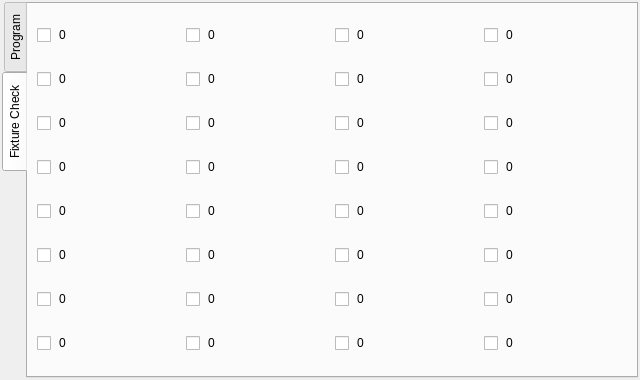
This is hcinstruction/ichcinstructionpageframe.ui in GaussCheng/2-5AxisPunch as Qt 5 draws it before an edit. The edited form follows.
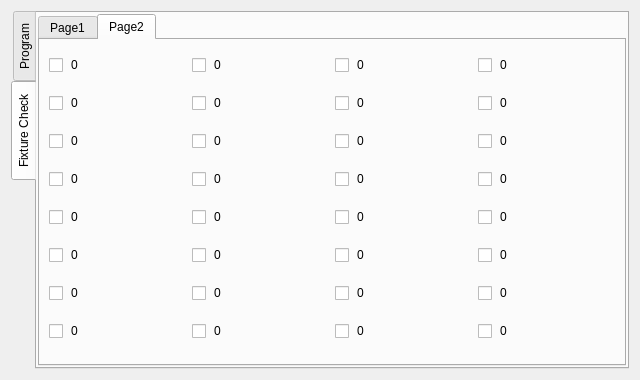
This is the edited form. The open tabs and pages were chosen to show the change. Icons and pictures are not drawn.

Patch:
```diff
--- a/hcinstruction/ichcinstructionpageframe.ui
+++ b/hcinstruction/ichcinstructionpageframe.ui
@@ -27,15 +27,9 @@
   <property name="frameShadow">
    <enum>QFrame::Plain</enum>
   </property>
+  <layout class="QGridLayout" name="gridLayout">
+   <item row="0" column="0">
   <widget class="QTabWidget" name="tabWidget">
-   <property name="geometry">
-    <rect>
-     <x>2</x>
-     <y>2</y>
-     <width>636</width>
-     <height>376</height>
-    </rect>
-   </property>
    <property name="tabPosition">
     <enum>QTabWidget::West</enum>
    </property>
@@ -690,7 +684,32 @@
     <attribute name="title">
      <string>Fixture Check</string>
     </attribute>
-    <layout class="QGridLayout" name="gridLayout">
+      <layout class="QVBoxLayout" name="verticalLayout">
+       <property name="spacing">
+        <number>2</number>
+       </property>
+       <property name="leftMargin">
+        <number>1</number>
+       </property>
+       <property name="topMargin">
+        <number>1</number>
+       </property>
+       <property name="rightMargin">
+        <number>1</number>
+       </property>
+       <property name="bottomMargin">
+        <number>1</number>
+       </property>
+       <item>
+        <widget class="QTabWidget" name="tabWidget_2">
+         <property name="currentIndex">
+          <number>0</number>
+         </property>
+         <widget class="QWidget" name="tab">
+          <attribute name="title">
+           <string>Page1</string>
+          </attribute>
+          <layout class="QGridLayout" name="gridLayout_3">
      <item row="0" column="0">
       <widget class="QCheckBox" name="check0">
        <property name="text">
@@ -917,7 +936,244 @@
      </item>
     </layout>
    </widget>
-  </widget>
+         <widget class="QWidget" name="tab_2">
+          <attribute name="title">
+           <string>Page2</string>
+          </attribute>
+          <layout class="QGridLayout" name="gridLayout_2">
+           <item row="0" column="0">
+            <widget class="QCheckBox" name="check32">
+             <property name="text">
+              <string>0</string>
+             </property>
+            </widget>
+           </item>
+           <item row="0" column="1">
+            <widget class="QCheckBox" name="check40">
+             <property name="text">
+              <string>0</string>
+             </property>
+            </widget>
+           </item>
+           <item row="0" column="2">
+            <widget class="QCheckBox" name="check48">
+             <property name="text">
+              <string>0</string>
+             </property>
+            </widget>
+           </item>
+           <item row="0" column="3">
+            <widget class="QCheckBox" name="check56">
+             <property name="text">
+              <string>0</string>
+             </property>
+            </widget>
+           </item>
+           <item row="1" column="0">
+            <widget class="QCheckBox" name="check33">
+             <property name="text">
+              <string>0</string>
+             </property>
+            </widget>
+           </item>
+           <item row="1" column="1">
+            <widget class="QCheckBox" name="check41">
+             <property name="text">
+              <string>0</string>
+             </property>
+            </widget>
+           </item>
+           <item row="1" column="2">
+            <widget class="QCheckBox" name="check49">
+             <property name="text">
+              <string>0</string>
+             </property>
+            </widget>
+           </item>
+           <item row="1" column="3">
+            <widget class="QCheckBox" name="check57">
+             <property name="text">
+              <string>0</string>
+             </property>
+            </widget>
+           </item>
+           <item row="2" column="0">
+            <widget class="QCheckBox" name="check34">
+             <property name="text">
+              <string>0</string>
+             </property>
+            </widget>
+           </item>
+           <item row="2" column="1">
+            <widget class="QCheckBox" name="check42">
+             <property name="text">
+              <string>0</string>
+             </property>
+            </widget>
+           </item>
+           <item row="2" column="2">
+            <widget class="QCheckBox" name="check50">
+             <property name="text">
+              <string>0</string>
+             </property>
+            </widget>
+           </item>
+           <item row="2" column="3">
+            <widget class="QCheckBox" name="check58">
+             <property name="text">
+              <string>0</string>
+             </property>
+            </widget>
+           </item>
+           <item row="3" column="0">
+            <widget class="QCheckBox" name="check35">
+             <property name="text">
+              <string>0</string>
+             </property>
+            </widget>
+           </item>
+           <item row="3" column="1">
+            <widget class="QCheckBox" name="check43">
+             <property name="text">
+              <string>0</string>
+             </property>
+            </widget>
+           </item>
+           <item row="3" column="2">
+            <widget class="QCheckBox" name="check51">
+             <property name="text">
+              <string>0</string>
+             </property>
+            </widget>
+           </item>
+           <item row="3" column="3">
+            <widget class="QCheckBox" name="check59">
+             <property name="text">
+              <string>0</string>
+             </property>
+            </widget>
+           </item>
+           <item row="4" column="0">
+            <widget class="QCheckBox" name="check36">
+             <property name="text">
+              <string>0</string>
+             </property>
+            </widget>
+           </item>
+           <item row="4" column="1">
+            <widget class="QCheckBox" name="check44">
+             <property name="text">
+              <string>0</string>
+             </property>
+            </widget>
+           </item>
+           <item row="4" column="2">
+            <widget class="QCheckBox" name="check52">
+             <property name="text">
+              <string>0</string>
+             </property>
+            </widget>
+           </item>
+           <item row="4" column="3">
+            <widget class="QCheckBox" name="check60">
+             <property name="text">
+              <string>0</string>
+             </property>
+            </widget>
+           </item>
+           <item row="5" column="0">
+            <widget class="QCheckBox" name="check37">
+             <property name="text">
+              <string>0</string>
+             </property>
+            </widget>
+           </item>
+           <item row="5" column="1">
+            <widget class="QCheckBox" name="check45">
+             <property name="text">
+              <string>0</string>
+             </property>
+            </widget>
+           </item>
+           <item row="5" column="2">
+            <widget class="QCheckBox" name="check53">
+             <property name="text">
+              <string>0</string>
+             </property>
+            </widget>
+           </item>
+           <item row="5" column="3">
+            <widget class="QCheckBox" name="check61">
+             <property name="text">
+              <string>0</string>
+             </property>
+            </widget>
+           </item>
+           <item row="6" column="0">
+            <widget class="QCheckBox" name="check38">
+             <property name="text">
+              <string>0</string>
+             </property>
+            </widget>
+           </item>
+           <item row="6" column="1">
+            <widget class="QCheckBox" name="check46">
+             <property name="text">
+              <string>0</string>
+             </property>
+            </widget>
+           </item>
+           <item row="6" column="2">
+            <widget class="QCheckBox" name="check54">
+             <property name="text">
+              <string>0</string>
+             </property>
+            </widget>
+           </item>
+           <item row="6" column="3">
+            <widget class="QCheckBox" name="check62">
+             <property name="text">
+              <string>0</string>
+             </property>
+            </widget>
+           </item>
+           <item row="7" column="0">
+            <widget class="QCheckBox" name="check39">
+             <property name="text">
+              <string>0</string>
+             </property>
+            </widget>
+           </item>
+           <item row="7" column="1">
+            <widget class="QCheckBox" name="check47">
+             <property name="text">
+              <string>0</string>
+             </property>
+            </widget>
+           </item>
+           <item row="7" column="2">
+            <widget class="QCheckBox" name="check55">
+             <property name="text">
+              <string>0</string>
+             </property>
+            </widget>
+           </item>
+           <item row="7" column="3">
+            <widget class="QCheckBox" name="check63">
+             <property name="text">
+              <string>0</string>
+             </property>
+            </widget>
+           </item>
+          </layout>
+         </widget>
+        </widget>
+       </item>
+      </layout>
+     </widget>
+    </widget>
+   </item>
+  </layout>
  </widget>
  <resources>
   <include location="../resource.qrc"/>
```
Lines whose indentation alone changed are shown as unchanged.
